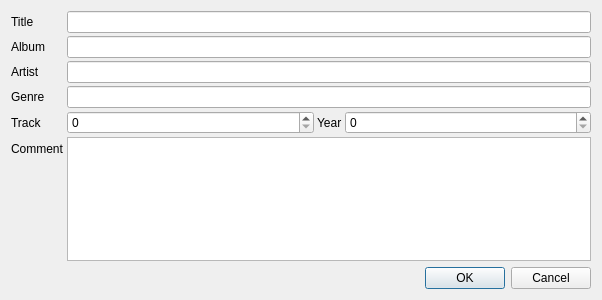
clementine-player/Clementine, file src/ui/edittagdialog.ui: the form before one commit.
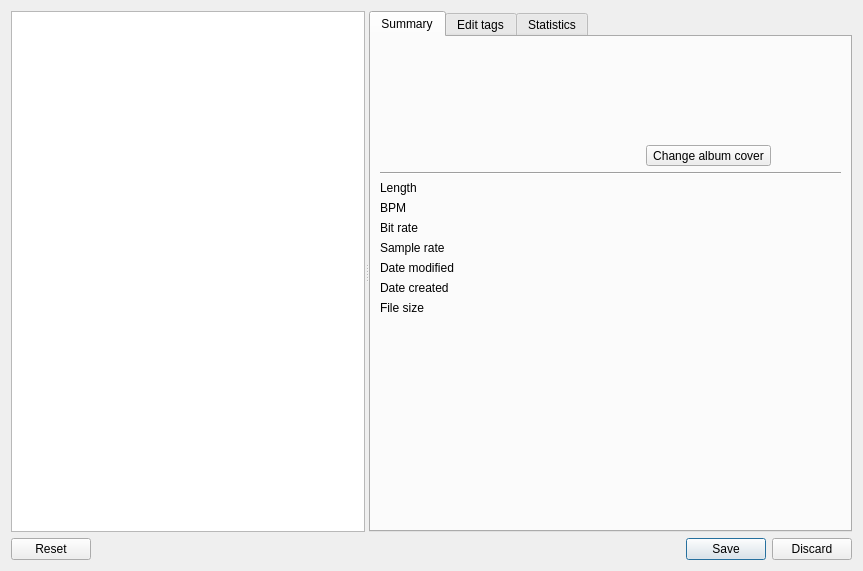
The form after the commit. The open tabs and pages were chosen to show the change. Icons and pictures are not drawn. Custom widgets are drawn as their Qt base class.

Commit message: Start of a new edit tag dialog.  Lots of things don't work and it doesn't actually save tags yet (so it's about as useful as before).

```diff
--- a/src/ui/edittagdialog.ui
+++ b/src/ui/edittagdialog.ui
@@ -6,8 +6,8 @@
    <rect>
     <x>0</x>
     <y>0</y>
-    <width>602</width>
-    <height>300</height>
+    <width>863</width>
+    <height>571</height>
    </rect>
   </property>
   <property name="windowTitle">
@@ -17,202 +17,559 @@
    <iconset resource="../../data/data.qrc">
     <normaloff>:/icon.png</normaloff>:/icon.png</iconset>
   </property>
-  <layout class="QVBoxLayout" name="verticalLayout">
+  <layout class="QVBoxLayout" name="verticalLayout_3">
    <item>
-    <layout class="QFormLayout" name="formLayout">
-     <property name="horizontalSpacing">
-      <number>3</number>
+    <widget class="QSplitter" name="splitter">
+     <property name="orientation">
+      <enum>Qt::Horizontal</enum>
      </property>
-     <property name="verticalSpacing">
-      <number>3</number>
-     </property>
-     <item row="0" column="0">
-      <widget class="QLabel" name="label">
-       <property name="text">
-        <string>Title</string>
-       </property>
-       <property name="buddy">
-        <cstring>title</cstring>
-       </property>
+     <widget class="QListWidget" name="song_list">
+      <property name="selectionMode">
+       <enum>QAbstractItemView::ExtendedSelection</enum>
+      </property>
+     </widget>
+     <widget class="QTabWidget" name="tabWidget">
+      <property name="currentIndex">
+       <number>1</number>
+      </property>
+      <widget class="QWidget" name="tab">
+       <attribute name="title">
+        <string>Summary</string>
+       </attribute>
+       <layout class="QVBoxLayout" name="verticalLayout_2">
+        <item>
+         <layout class="QHBoxLayout" name="horizontalLayout_2">
+          <item>
+           <widget class="QLabel" name="art">
+            <property name="minimumSize">
+             <size>
+              <width>120</width>
+              <height>120</height>
+             </size>
+            </property>
+            <property name="maximumSize">
+             <size>
+              <width>120</width>
+              <height>120</height>
+             </size>
+            </property>
+            <property name="text">
+             <string/>
+            </property>
+           </widget>
+          </item>
+          <item>
+           <layout class="QVBoxLayout" name="verticalLayout">
+            <item>
+             <widget class="QLabel" name="summary">
+              <property name="text">
+               <string/>
+              </property>
+             </widget>
+            </item>
+            <item>
+             <spacer name="verticalSpacer">
+              <property name="orientation">
+               <enum>Qt::Vertical</enum>
+              </property>
+              <property name="sizeType">
+               <enum>QSizePolicy::Preferred</enum>
+              </property>
+              <property name="sizeHint" stdset="0">
+               <size>
+                <width>20</width>
+                <height>18</height>
+               </size>
+              </property>
+             </spacer>
+            </item>
+            <item>
+             <widget class="QLabel" name="summary_art">
+              <property name="text">
+               <string/>
+              </property>
+             </widget>
+            </item>
+            <item>
+             <widget class="QToolButton" name="summary_art_button">
+              <property name="text">
+               <string>Change album cover</string>
+              </property>
+              <property name="popupMode">
+               <enum>QToolButton::InstantPopup</enum>
+              </property>
+             </widget>
+            </item>
+           </layout>
+          </item>
+         </layout>
+        </item>
+        <item>
+         <widget class="Line" name="line">
+          <property name="orientation">
+           <enum>Qt::Horizontal</enum>
+          </property>
+         </widget>
+        </item>
+        <item>
+         <layout class="QFormLayout" name="formLayout">
+          <item row="0" column="0">
+           <widget class="QLabel" name="label_5">
+            <property name="text">
+             <string>Length</string>
+            </property>
+           </widget>
+          </item>
+          <item row="0" column="1">
+           <widget class="QLabel" name="length">
+            <property name="textInteractionFlags">
+             <set>Qt::LinksAccessibleByMouse|Qt::TextSelectableByKeyboard|Qt::TextSelectableByMouse</set>
+            </property>
+           </widget>
+          </item>
+          <item row="1" column="0">
+           <widget class="QLabel" name="label_4">
+            <property name="text">
+             <string>BPM</string>
+            </property>
+           </widget>
+          </item>
+          <item row="1" column="1">
+           <widget class="QLabel" name="bpm">
+            <property name="textInteractionFlags">
+             <set>Qt::LinksAccessibleByMouse|Qt::TextSelectableByKeyboard|Qt::TextSelectableByMouse</set>
+            </property>
+           </widget>
+          </item>
+          <item row="2" column="0">
+           <widget class="QLabel" name="label_6">
+            <property name="text">
+             <string>Bit rate</string>
+            </property>
+           </widget>
+          </item>
+          <item row="2" column="1">
+           <widget class="QLabel" name="bitrate">
+            <property name="textInteractionFlags">
+             <set>Qt::LinksAccessibleByMouse|Qt::TextSelectableByKeyboard|Qt::TextSelectableByMouse</set>
+            </property>
+           </widget>
+          </item>
+          <item row="3" column="0">
+           <widget class="QLabel" name="label_7">
+            <property name="text">
+             <string>Sample rate</string>
+            </property>
+           </widget>
+          </item>
+          <item row="3" column="1">
+           <widget class="QLabel" name="samplerate">
+            <property name="textInteractionFlags">
+             <set>Qt::LinksAccessibleByMouse|Qt::TextSelectableByKeyboard|Qt::TextSelectableByMouse</set>
+            </property>
+           </widget>
+          </item>
+          <item row="4" column="0">
+           <widget class="QLabel" name="label_8">
+            <property name="text">
+             <string>Date modified</string>
+            </property>
+           </widget>
+          </item>
+          <item row="4" column="1">
+           <widget class="QLabel" name="mtime">
+            <property name="textInteractionFlags">
+             <set>Qt::LinksAccessibleByMouse|Qt::TextSelectableByKeyboard|Qt::TextSelectableByMouse</set>
+            </property>
+           </widget>
+          </item>
+          <item row="5" column="0">
+           <widget class="QLabel" name="label_9">
+            <property name="text">
+             <string>Date created</string>
+            </property>
+           </widget>
+          </item>
+          <item row="5" column="1">
+           <widget class="QLabel" name="ctime">
+            <property name="textInteractionFlags">
+             <set>Qt::LinksAccessibleByMouse|Qt::TextSelectableByKeyboard|Qt::TextSelectableByMouse</set>
+            </property>
+           </widget>
+          </item>
+          <item row="6" column="0">
+           <widget class="QLabel" name="label_10">
+            <property name="text">
+             <string>File size</string>
+            </property>
+           </widget>
+          </item>
+          <item row="6" column="1">
+           <widget class="QLabel" name="filesize">
+            <property name="textInteractionFlags">
+             <set>Qt::LinksAccessibleByMouse|Qt::TextSelectableByKeyboard|Qt::TextSelectableByMouse</set>
+            </property>
+           </widget>
+          </item>
+         </layout>
+        </item>
+        <item>
+         <spacer name="verticalSpacer_2">
+          <property name="orientation">
+           <enum>Qt::Vertical</enum>
+          </property>
+          <property name="sizeHint" stdset="0">
+           <size>
+            <width>20</width>
+            <height>40</height>
+           </size>
+          </property>
+         </spacer>
+        </item>
+       </layout>
       </widget>
-     </item>
-     <item row="0" column="1">
-      <widget class="QLineEdit" name="title"/>
-     </item>
-     <item row="1" column="0">
-      <widget class="QLabel" name="label_2">
-       <property name="text">
-        <string>Album</string>
-       </property>
-       <property name="buddy">
-        <cstring>album</cstring>
-       </property>
+      <widget class="QWidget" name="tab_2">
+       <attribute name="title">
+        <string>Edit tags</string>
+       </attribute>
+       <layout class="QGridLayout" name="gridLayout">
+        <item row="0" column="0">
+         <widget class="QLabel" name="title_label">
+          <property name="text">
+           <string>Title</string>
+          </property>
+          <property name="buddy">
+           <cstring>title</cstring>
+          </property>
+         </widget>
+        </item>
+        <item row="0" column="1">
+         <widget class="LineEdit" name="title">
+          <property name="has_reset_button" stdset="0">
+           <bool>true</bool>
+          </property>
+          <property name="has_clear_button" stdset="0">
+           <bool>false</bool>
+          </property>
+         </widget>
+        </item>
+        <item row="0" column="2">
+         <widget class="QLabel" name="track_label">
+          <property name="text">
+           <string>Track</string>
+          </property>
+          <property name="buddy">
+           <cstring>track</cstring>
+          </property>
+         </widget>
+        </item>
+        <item row="0" column="3">
+         <widget class="SpinBox" name="track">
+          <property name="maximum">
+           <number>9999</number>
+          </property>
+          <property name="has_clear_button" stdset="0">
+           <bool>false</bool>
+          </property>
+          <property name="has_reset_button" stdset="0">
+           <bool>true</bool>
+          </property>
+         </widget>
+        </item>
+        <item row="1" column="0">
+         <widget class="QLabel" name="artist_label">
+          <property name="text">
+           <string>Artist</string>
+          </property>
+          <property name="buddy">
+           <cstring>artist</cstring>
+          </property>
+         </widget>
+        </item>
+        <item row="1" column="1">
+         <widget class="LineEdit" name="artist">
+          <property name="has_reset_button" stdset="0">
+           <bool>true</bool>
+          </property>
+          <property name="has_clear_button" stdset="0">
+           <bool>false</bool>
+          </property>
+         </widget>
+        </item>
+        <item row="1" column="2">
+         <widget class="QLabel" name="disc_label">
+          <property name="text">
+           <string>Disc</string>
+          </property>
+          <property name="buddy">
+           <cstring>disc</cstring>
+          </property>
+         </widget>
+        </item>
+        <item row="1" column="3">
+         <widget class="SpinBox" name="disc">
+          <property name="maximum">
+           <number>9999</number>
+          </property>
+          <property name="has_clear_button" stdset="0">
+           <bool>false</bool>
+          </property>
+          <property name="has_reset_button" stdset="0">
+           <bool>true</bool>
+          </property>
+         </widget>
+        </item>
+        <item row="2" column="0">
+         <widget class="QLabel" name="album_label">
+          <property name="text">
+           <string>Album</string>
+          </property>
+          <property name="buddy">
+           <cstring>album</cstring>
+          </property>
+         </widget>
+        </item>
+        <item row="2" column="1">
+         <widget class="LineEdit" name="album">
+          <property name="has_reset_button" stdset="0">
+           <bool>true</bool>
+          </property>
+          <property name="has_clear_button" stdset="0">
+           <bool>false</bool>
+          </property>
+         </widget>
+        </item>
+        <item row="2" column="2">
+         <widget class="QLabel" name="year_label">
+          <property name="text">
+           <string>Year</string>
+          </property>
+          <property name="buddy">
+           <cstring>year</cstring>
+          </property>
+         </widget>
+        </item>
+        <item row="2" column="3">
+         <widget class="SpinBox" name="year">
+          <property name="maximum">
+           <number>9999</number>
+          </property>
+          <property name="has_clear_button" stdset="0">
+           <bool>false</bool>
+          </property>
+          <property name="has_reset_button" stdset="0">
+           <bool>true</bool>
+          </property>
+         </widget>
+        </item>
+        <item row="3" column="0">
+         <widget class="QLabel" name="albumartist_label">
+          <property name="text">
+           <string>Album artist</string>
+          </property>
+          <property name="buddy">
+           <cstring>albumartist</cstring>
+          </property>
+         </widget>
+        </item>
+        <item row="3" column="1">
+         <widget class="LineEdit" name="albumartist">
+          <property name="has_reset_button" stdset="0">
+           <bool>true</bool>
+          </property>
+          <property name="has_clear_button" stdset="0">
+           <bool>false</bool>
+          </property>
+         </widget>
+        </item>
+        <item row="4" column="0">
+         <widget class="QLabel" name="composer_label">
+          <property name="text">
+           <string>Composer</string>
+          </property>
+          <property name="buddy">
+           <cstring>composer</cstring>
+          </property>
+         </widget>
+        </item>
+        <item row="4" column="1">
+         <widget class="LineEdit" name="composer">
+          <property name="has_reset_button" stdset="0">
+           <bool>true</bool>
+          </property>
+          <property name="has_clear_button" stdset="0">
+           <bool>false</bool>
+          </property>
+         </widget>
+        </item>
+        <item row="5" column="0">
+         <widget class="QLabel" name="genre_label">
+          <property name="text">
+           <string>Genre</string>
+          </property>
+          <property name="buddy">
+           <cstring>genre</cstring>
+          </property>
+         </widget>
+        </item>
+        <item row="5" column="1">
+         <widget class="LineEdit" name="genre">
+          <property name="has_reset_button" stdset="0">
+           <bool>true</bool>
+          </property>
+          <property name="has_clear_button" stdset="0">
+           <bool>false</bool>
+          </property>
+         </widget>
+        </item>
+        <item row="6" column="0">
+         <widget class="QLabel" name="comment_label">
+          <property name="text">
+           <string>Comment</string>
+          </property>
+          <property name="buddy">
+           <cstring>comment</cstring>
+          </property>
+         </widget>
+        </item>
+        <item row="6" column="1" colspan="3">
+         <widget class="TextEdit" name="comment">
+          <property name="has_reset_button" stdset="0">
+           <bool>true</bool>
+          </property>
+          <property name="has_clear_button" stdset="0">
+           <bool>false</bool>
+          </property>
+         </widget>
+        </item>
+       </layout>
       </widget>
-     </item>
-     <item row="1" column="1">
-      <widget class="LineEdit" name="album"/>
-     </item>
-     <item row="2" column="0">
-      <widget class="QLabel" name="label_3">
-       <property name="text">
-        <string>Artist</string>
-       </property>
-       <property name="buddy">
-        <cstring>artist</cstring>
-       </property>
+      <widget class="QWidget" name="tab_3">
+       <attribute name="title">
+        <string>Statistics</string>
+       </attribute>
+       <layout class="QVBoxLayout" name="verticalLayout_5">
+        <item>
+         <layout class="QFormLayout" name="formLayout_2">
+          <item row="0" column="0">
+           <widget class="QLabel" name="label_18">
+            <property name="text">
+             <string>Play count</string>
+            </property>
+           </widget>
+          </item>
+          <item row="0" column="1">
+           <widget class="QLabel" name="playcount">
+            <property name="textInteractionFlags">
+             <set>Qt::LinksAccessibleByMouse|Qt::TextSelectableByKeyboard|Qt::TextSelectableByMouse</set>
+            </property>
+           </widget>
+          </item>
+          <item row="1" column="0">
+           <widget class="QLabel" name="label_19">
+            <property name="text">
+             <string>Skip count</string>
+            </property>
+           </widget>
+          </item>
+          <item row="1" column="1">
+           <widget class="QLabel" name="skipcount">
+            <property name="textInteractionFlags">
+             <set>Qt::LinksAccessibleByMouse|Qt::TextSelectableByKeyboard|Qt::TextSelectableByMouse</set>
+            </property>
+           </widget>
+          </item>
+          <item row="2" column="0">
+           <widget class="QLabel" name="label_20">
+            <property name="text">
+             <string>Last played</string>
+            </property>
+           </widget>
+          </item>
+          <item row="2" column="1">
+           <widget class="QLabel" name="lastplayed">
+            <property name="textInteractionFlags">
+             <set>Qt::LinksAccessibleByMouse|Qt::TextSelectableByKeyboard|Qt::TextSelectableByMouse</set>
+            </property>
+           </widget>
+          </item>
+          <item row="3" column="0">
+           <widget class="QLabel" name="label_21">
+            <property name="text">
+             <string>Rating</string>
+            </property>
+           </widget>
+          </item>
+          <item row="3" column="1">
+           <widget class="RatingWidget" name="widget" native="true"/>
+          </item>
+          <item row="4" column="0">
+           <widget class="QLabel" name="label_22">
+            <property name="text">
+             <string>Score</string>
+            </property>
+           </widget>
+          </item>
+          <item row="4" column="1">
+           <widget class="QLabel" name="score">
+            <property name="textInteractionFlags">
+             <set>Qt::LinksAccessibleByMouse|Qt::TextSelectableByKeyboard|Qt::TextSelectableByMouse</set>
+            </property>
+           </widget>
+          </item>
+         </layout>
+        </item>
+        <item>
+         <widget class="QToolButton" name="toolButton_4">
+          <property name="text">
+           <string>Reset play counts</string>
+          </property>
+         </widget>
+        </item>
+        <item>
+         <spacer name="verticalSpacer_3">
+          <property name="orientation">
+           <enum>Qt::Vertical</enum>
+          </property>
+          <property name="sizeHint" stdset="0">
+           <size>
+            <width>20</width>
+            <height>40</height>
+           </size>
+          </property>
+         </spacer>
+        </item>
+       </layout>
       </widget>
-     </item>
-     <item row="2" column="1">
-      <widget class="LineEdit" name="artist"/>
-     </item>
-     <item row="3" column="0">
-      <widget class="QLabel" name="label_4">
-       <property name="text">
-        <string>Genre</string>
-       </property>
-       <property name="buddy">
-        <cstring>genre</cstring>
-       </property>
-      </widget>
-     </item>
-     <item row="3" column="1">
-      <widget class="LineEdit" name="genre"/>
-     </item>
-     <item row="4" column="0">
-      <widget class="QLabel" name="label_5">
-       <property name="text">
-        <string>Track</string>
-       </property>
-       <property name="buddy">
-        <cstring>track</cstring>
-       </property>
-      </widget>
-     </item>
-     <item row="4" column="1">
-      <layout class="QHBoxLayout" name="horizontalLayout">
-       <item>
-        <widget class="SpinBox" name="track">
-         <property name="sizePolicy">
-          <sizepolicy hsizetype="Expanding" vsizetype="Fixed">
-           <horstretch>0</horstretch>
-           <verstretch>0</verstretch>
-          </sizepolicy>
-         </property>
-         <property name="minimumSize">
-          <size>
-           <width>100</width>
-           <height>0</height>
-          </size>
-         </property>
-         <property name="maximum">
-          <number>999999</number>
-         </property>
-        </widget>
-       </item>
-       <item>
-        <widget class="QLabel" name="label_6">
-         <property name="text">
-          <string>Year</string>
-         </property>
-         <property name="buddy">
-          <cstring>year</cstring>
-         </property>
-        </widget>
-       </item>
-       <item>
-        <widget class="SpinBox" name="year">
-         <property name="sizePolicy">
-          <sizepolicy hsizetype="Expanding" vsizetype="Fixed">
-           <horstretch>0</horstretch>
-           <verstretch>0</verstretch>
-          </sizepolicy>
-         </property>
-         <property name="minimumSize">
-          <size>
-           <width>100</width>
-           <height>0</height>
-          </size>
-         </property>
-         <property name="maximum">
-          <number>999999</number>
-         </property>
-        </widget>
-       </item>
-      </layout>
-     </item>
-     <item row="5" column="0">
-      <widget class="QLabel" name="label_7">
-       <property name="text">
-        <string>Comment</string>
-       </property>
-       <property name="buddy">
-        <cstring>comment</cstring>
-       </property>
-      </widget>
-     </item>
-     <item row="5" column="1">
-      <widget class="QPlainTextEdit" name="comment"/>
-     </item>
-    </layout>
+     </widget>
+    </widget>
    </item>
    <item>
-    <layout class="QHBoxLayout" name="horizontalLayout_2">
-     <item>
-      <widget class="QLineEdit" name="filename">
-       <property name="styleSheet">
-        <string notr="true">QLineEdit {
-  background-color: transparent;
-}</string>
-       </property>
-       <property name="frame">
-        <bool>false</bool>
-       </property>
-       <property name="readOnly">
-        <bool>true</bool>
-       </property>
-      </widget>
-     </item>
-     <item>
-      <widget class="BusyIndicator" name="busy">
-       <property name="sizePolicy">
-        <sizepolicy hsizetype="Fixed" vsizetype="Preferred">
-         <horstretch>0</horstretch>
-         <verstretch>0</verstretch>
-        </sizepolicy>
-       </property>
-      </widget>
-     </item>
-     <item>
-      <widget class="QDialogButtonBox" name="buttonBox">
-       <property name="sizePolicy">
-        <sizepolicy hsizetype="Fixed" vsizetype="Fixed">
-         <horstretch>0</horstretch>
-         <verstretch>0</verstretch>
-        </sizepolicy>
-       </property>
-       <property name="orientation">
-        <enum>Qt::Horizontal</enum>
-       </property>
-       <property name="standardButtons">
-        <set>QDialogButtonBox::Cancel|QDialogButtonBox::Ok</set>
-       </property>
-      </widget>
-     </item>
-    </layout>
+    <widget class="QDialogButtonBox" name="buttonBox">
+     <property name="standardButtons">
+      <set>QDialogButtonBox::Discard|QDialogButtonBox::Reset|QDialogButtonBox::Save</set>
+     </property>
+    </widget>
    </item>
   </layout>
  </widget>
  <customwidgets>
-  <customwidget>
-   <class>BusyIndicator</class>
-   <extends>QLabel</extends>
-   <header>widgets/busyindicator.h</header>
-  </customwidget>
   <customwidget>
    <class>LineEdit</class>
    <extends>QLineEdit</extends>
    <header>widgets/lineedit.h</header>
   </customwidget>
+  <customwidget>
+   <class>RatingWidget</class>
+   <extends>QWidget</extends>
+   <header>widgets/ratingwidget.h</header>
+   <container>1</container>
+  </customwidget>
+  <customwidget>
+   <class>TextEdit</class>
+   <extends>QTextEdit</extends>
+   <header>widgets/lineedit.h</header>
+  </customwidget>
   <customwidget>
    <class>SpinBox</class>
    <extends>QSpinBox</extends>
```
Left out of the diff: 29 changed lines with no effect on the pictures. The commit also changes 53 other files.
